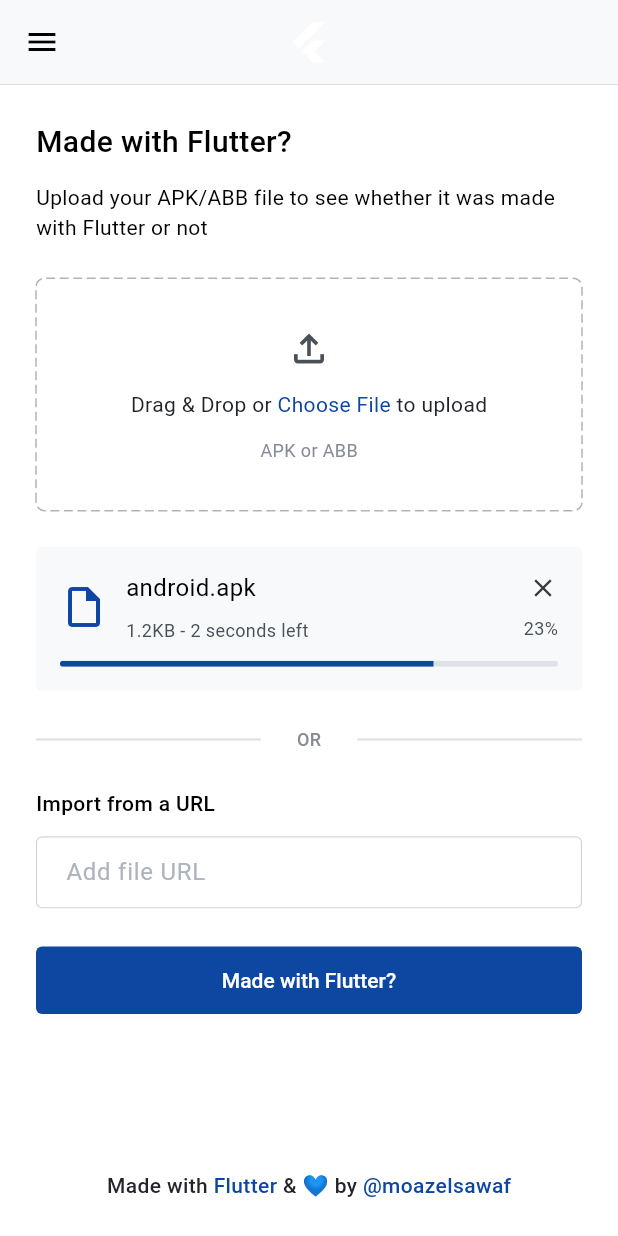
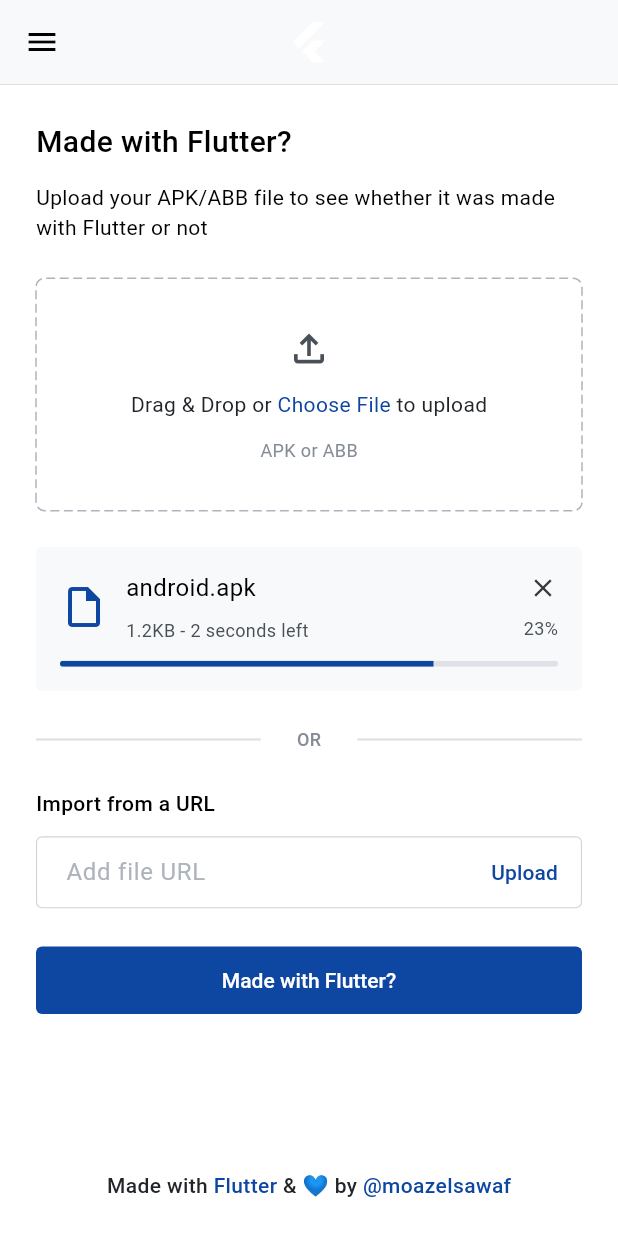
Before and after one commit to moazelsawaf/made_with_flutter, a Flutter app: the screen it shows after launch, on a phone screen of 412 x 824 dp. Run offline on Flutter 3.47's test engine with Material 2 defaults, Android fonts, the phone set to English and light mode, and no system bars; drawn by our look-alikes of dotted_border; our stand-ins replace animated_text_kit, lottie, responsive_builder; project files that could hold a hidden picture were left out.

Commit message:
feat: :sparkles: add upload button to url input in file upload view

```diff
--- a/lib/ui/screens/home_screen/views/file_upload_view/file_upload_view.dart
+++ b/lib/ui/screens/home_screen/views/file_upload_view/file_upload_view.dart
@@ -67,6 +67,16 @@
         TextInput(
           hintText: 'Add file URL',
           controller: TextEditingController(),
+          suffixIcon: TextButton(
+            onPressed: () {},
+            style: TextButton.styleFrom(
+              padding: const EdgeInsets.symmetric(horizontal: 16),
+              shape: RoundedRectangleBorder(
+                borderRadius: BorderRadius.circular(4),
+              ),
+            ),
+            child: const Text('Upload'),
+          ),
         ),
         const SizedBox(height: 24),
         PrimaryButton(
--- a/lib/ui/widgets/base_scaffold/base_scaffold_mobile/base_scaffold_mobile.dart
+++ b/lib/ui/widgets/base_scaffold/base_scaffold_mobile/base_scaffold_mobile.dart
@@ -18,6 +18,7 @@
       backgroundColor: ColorsPalette.white,
       appBar: AppBar(
         backgroundColor: ColorsPalette.gray50,
+        surfaceTintColor: Colors.transparent,
         centerTitle: true,
         title: const AppLogo(
           size: 30,
```
